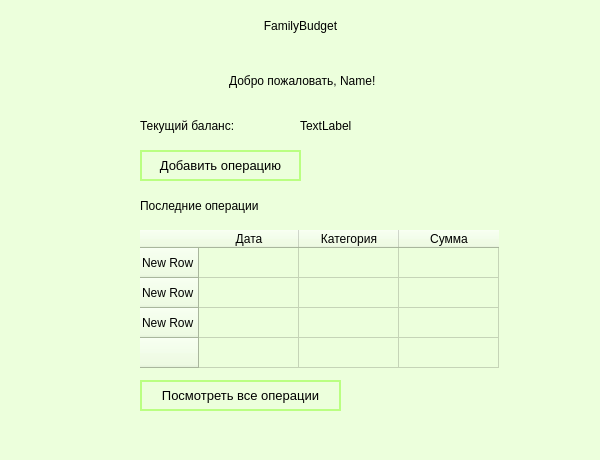
Above: ui/mainwindow.ui from KseniaG8/Family_budget before the change. Below: the same form after it.
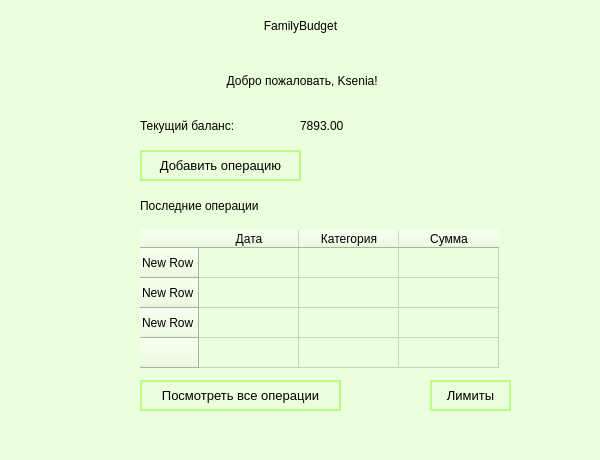
That is the form after the change.

Commit message: feat: full HTTP API migration and add budget limits

What changed in the file:
```diff
--- a/ui/mainwindow.ui
+++ b/ui/mainwindow.ui
@@ -68,7 +68,7 @@
       <string notr="true">font: 18pt &quot;Sans Serif&quot;;</string>
      </property>
      <property name="text">
-      <string> Добро пожаловать, Name!</string>
+      <string> Добро пожаловать, Ksenia!</string>
      </property>
      <property name="alignment">
       <set>Qt::AlignCenter</set>
@@ -248,7 +248,44 @@
       <string notr="true">font: 12pt &quot;Sans Serif&quot;;</string>
      </property>
      <property name="text">
-      <string>TextLabel</string>
+      <string>7893.00</string>
+     </property>
+    </widget>
+    <widget class="QPushButton" name="limitsButton">
+     <property name="geometry">
+      <rect>
+       <x>430</x>
+       <y>400</y>
+       <width>81</width>
+       <height>31</height>
+      </rect>
+     </property>
+     <property name="maximumSize">
+      <size>
+       <width>16777215</width>
+       <height>16777215</height>
+      </size>
+     </property>
+     <property name="styleSheet">
+      <string notr="true">QPushButton {
+	border-radius: 20px;
+    padding: 2px 5px;
+    font-size: 10pt;
+	icon: none
+}
+QPushButton {
+    background-color: transparent;
+    border: 2px solid #BAFF82;
+    color: black;
+}
+QPushButton:hover {
+    background-color: #48A000;
+	color: white;
+	border: none;
+}</string>
+     </property>
+     <property name="text">
+      <string>Лимиты</string>
      </property>
     </widget>
    </widget>
```
The commit also changes 12 other files.
